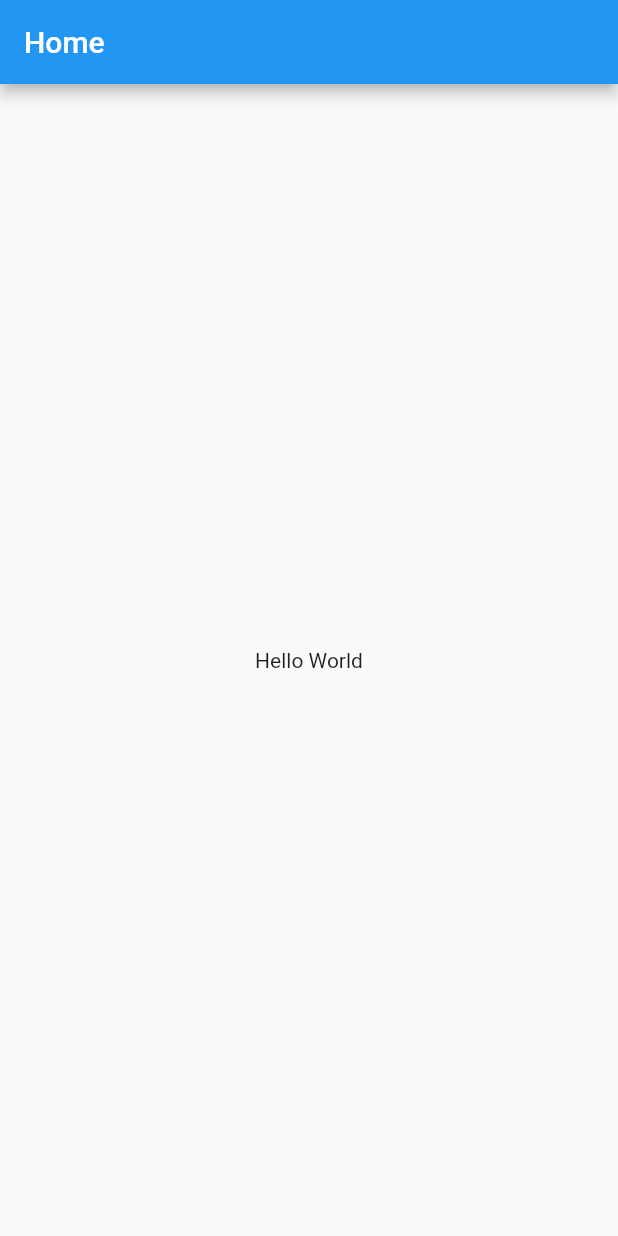
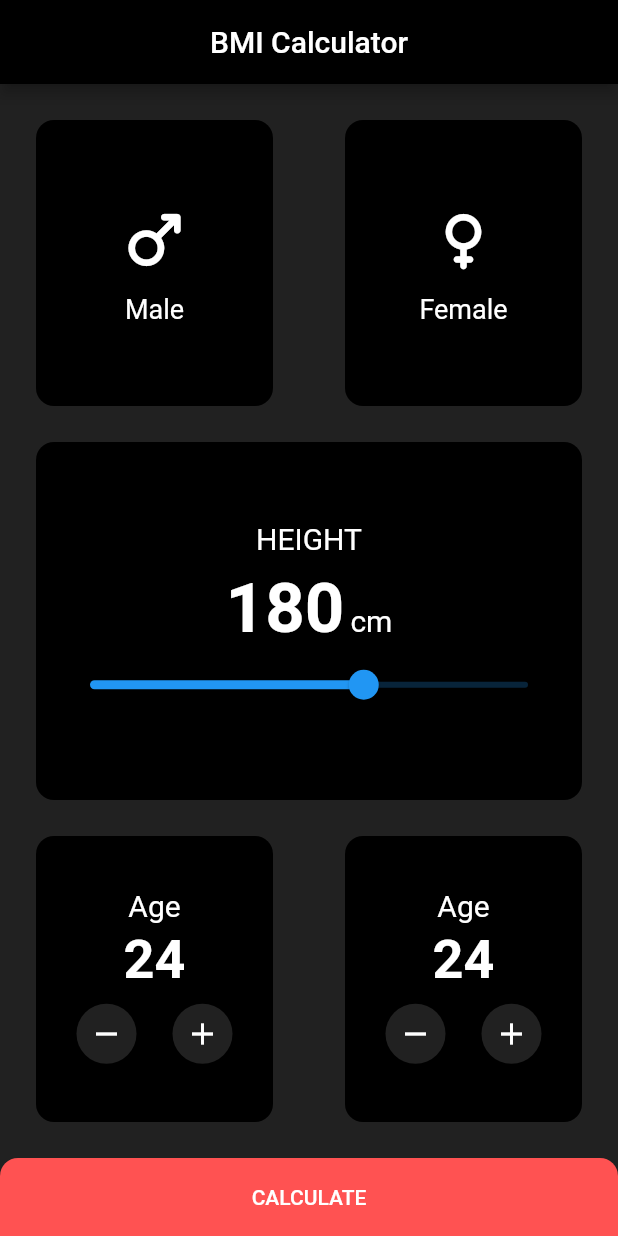
Before and after one commit to ojpro/flutter_learning_app, a Flutter app: the screen it shows after launch, on a phone screen of 412 x 824 dp. Run offline on Flutter 3.47's test engine with Material 2 defaults, Android fonts, the phone set to English and light mode, and no system bars.

Commit message:
🐯 Built the UI

```diff
--- /dev/null
+++ b/lib/bmi_calculator.dart
@@ -0,0 +1,286 @@
+import 'package:flutter/material.dart';
+import 'package:flutter/widgets.dart';
+
+class BMICalculator extends StatefulWidget {
+  @override
+  State<BMICalculator> createState() => _BMICalculatorState();
+}
+
+class _BMICalculatorState extends State<BMICalculator> {
+  @override
+  Widget build(BuildContext context) {
+    return Scaffold(
+      appBar: AppBar(
+        backgroundColor: Colors.black,
+        title: const Center(
+          child: Text("BMI Calculator"),
+        ),
+      ),
+      body: Container(
+        color: Colors.grey[900],
+        child: Column(
+          children: [
+            Expanded(
+              child: Padding(
+                padding: const EdgeInsets.all(24.0),
+                child: Row(
+                  children: [
+                    Expanded(
+                      child: Container(
+                        decoration: BoxDecoration(
+                          borderRadius: BorderRadius.circular(12),
+                          color: Colors.black,
+                        ),
+                        padding: const EdgeInsets.symmetric(vertical: 24),
+                        child: Column(
+                          mainAxisAlignment: MainAxisAlignment.center,
+                          children: const [
+                            Icon(
+                              Icons.male_rounded,
+                              color: Colors.white,
+                              size: 52,
+                            ),
+                            SizedBox(
+                              height: 10,
+                            ),
+                            Text(
+                              "Male",
+                              style:
+                                  TextStyle(color: Colors.white, fontSize: 18),
+                            ),
+                          ],
+                        ),
+                      ),
+                    ),
+                    const SizedBox(
+                      width: 48,
+                    ),
+                    Expanded(
+                      child: Container(
+                        decoration: BoxDecoration(
+                          borderRadius: BorderRadius.circular(12),
+                          color: Colors.black,
+                        ),
+                        padding: const EdgeInsets.symmetric(vertical: 24),
+                        child: Column(
+                          mainAxisAlignment: MainAxisAlignment.center,
+                          children: const [
+                            Icon(
+                              Icons.female_rounded,
+                              color: Colors.white,
+                              size: 52,
+                            ),
+                            SizedBox(
+                              height: 10,
+                            ),
+                            Text(
+                              "Female",
+                              style:
+                                  TextStyle(color: Colors.white, fontSize: 18),
+                            )
+                          ],
+                        ),
+                      ),
+                    ),
+                  ],
+                ),
+              ),
+            ),
+            Expanded(
+                child: Padding(
+              padding: const EdgeInsets.symmetric(horizontal: 24.0),
+              child: Container(
+                width: double.infinity,
+                padding: const EdgeInsetsDirectional.all(12.0),
+                decoration: BoxDecoration(
+                  borderRadius: BorderRadius.circular(12),
+                  color: Colors.black,
+                ),
+                child: Column(
+                  mainAxisAlignment: MainAxisAlignment.center,
+                  children: [
+                    const Text(
+                      "HEIGHT",
+                      style: TextStyle(
+                        color: Colors.white,
+                        fontSize: 20,
+                      ),
+                    ),
+                    const SizedBox(
+                      height: 8,
+                    ),
+                    Row(
+                      mainAxisAlignment: MainAxisAlignment.center,
+                      crossAxisAlignment: CrossAxisAlignment.baseline,
+                      textBaseline: TextBaseline.alphabetic,
+                      children: const [
+                        Text(
+                          "180",
+                          style: TextStyle(
+                              color: Colors.white,
+                              fontSize: 46,
+                              fontWeight: FontWeight.bold),
+                        ),
+                        SizedBox(
+                          width: 4,
+                        ),
+                        Text(
+                          "cm",
+                          style: TextStyle(
+                            color: Colors.white,
+                            fontSize: 20,
+                          ),
+                        ),
+                      ],
+                    ),
+                    Slider(
+                        value: 180.0,
+                        max: 240.0,
+                        min: 80.0,
+                        onChanged: (value) {
+                          print(value.round());
+                        })
+                  ],
+                ),
+              ),
+            )),
+            Expanded(
+              child: Padding(
+                padding: const EdgeInsets.all(24.0),
+                child: Row(
+                  children: [
+                    Expanded(
+                      child: Container(
+                        decoration: BoxDecoration(
+                          borderRadius: BorderRadius.circular(12),
+                          color: Colors.black,
+                        ),
+                        child: Column(
+                          mainAxisAlignment: MainAxisAlignment.center,
+                          children: [
+                            const Text(
+                              "Age",
+                              style: TextStyle(
+                                color: Colors.white,
+                                fontSize: 20,
+                              ),
+                            ),
+                            const SizedBox(
+                              height: 4,
+                            ),
+                            const Text(
+                              "24",
+                              style: TextStyle(
+                                  color: Colors.white,
+                                  fontSize: 36,
+                                  fontWeight: FontWeight.bold),
+                            ),
+                            const SizedBox(
+                              height: 4,
+                            ),
+                            Row(
+                              mainAxisAlignment: MainAxisAlignment.center,
+                              children: [
+                                FloatingActionButton(
+                                  backgroundColor: Colors.grey[900],
+                                  onPressed: () {},
+                                  child: Icon(Icons.remove),
+                                  mini: true,
+                                ),
+                                const SizedBox(
+                                  width: 16,
+                                ),
+                                FloatingActionButton(
+                                  backgroundColor: Colors.grey[900],
+                                  onPressed: () {},
+                                  child: Icon(Icons.add),
+                                  mini: true,
+                                ),
+                              ],
+                            ),
+                          ],
+                        ),
+                      ),
+                    ),
+                    const SizedBox(
+                      width: 48,
+                    ),
+                    Expanded(
+                      child: Container(
+                        decoration: BoxDecoration(
+                          borderRadius: BorderRadius.circular(12),
+                          color: Colors.black,
+                        ),
+                        child: Column(
+                          mainAxisAlignment: MainAxisAlignment.center,
+                          children: [
+                            const Text(
+                              "Age",
+                              style: TextStyle(
+                                color: Colors.white,
+                                fontSize: 20,
+                              ),
+                            ),
+                            const SizedBox(
+                              height: 4,
+                            ),
+                            const Text(
+                              "24",
+                              style: TextStyle(
+                                  color: Colors.white,
+                                  fontSize: 36,
+                                  fontWeight: FontWeight.bold),
+                            ),
+                            const SizedBox(
+                              height: 4,
+                            ),
+                            Row(
+                              mainAxisAlignment: MainAxisAlignment.center,
+                              children: [
+                                FloatingActionButton(
+                                  backgroundColor: Colors.grey[900],
+                                  onPressed: () {},
+                                  child: Icon(Icons.remove),
+                                  mini: true,
+                                ),
+                                const SizedBox(
+                                  width: 16,
+                                ),
+                                FloatingActionButton(
+                                  backgroundColor: Colors.grey[900],
+                                  onPressed: () {},
+                                  child: Icon(Icons.add),
+                                  mini: true,
+                                ),
+                              ],
+                            ),
+                          ],
+                        ),
+                      ),
+                    ),
+                  ],
+                ),
+              ),
+            ),
+            Container(
+              decoration: const BoxDecoration(
+                borderRadius:
+                    BorderRadiusDirectional.vertical(top: Radius.circular(12)),
+                color: Colors.redAccent,
+              ),
+              child: MaterialButton(
+                minWidth: double.infinity,
+                height: 52,
+                onPressed: () {},
+                child: const Text(
+                  "CALCULATE",
+                  style: TextStyle(color: Colors.white),
+                ),
+              ),
+            )
+          ],
+        ),
+      ),
+    );
+  }
+}
--- a/lib/main.dart
+++ b/lib/main.dart
@@ -1,4 +1,5 @@
 import 'package:flutter/material.dart';
+import 'package:flutter_learning_app/bmi_calculator.dart';
 
 void main() {
   runApp(MyApp());
@@ -8,27 +9,7 @@ class MyApp extends StatelessWidget {
   @override
   Widget build(BuildContext context) {
     return MaterialApp(
-      home: Scaffold(
-        appBar: AppBar(
-          title: const Text(
-            "Home",
-          ),
-        ),
-        body: SafeArea(
-          child: SizedBox(
-            width: double.infinity,
-            child: Column(
-              crossAxisAlignment: CrossAxisAlignment.center,
-              mainAxisAlignment: MainAxisAlignment.center,
-              children: const [
-                Text(
-                  "Hello World",
-                ),
-              ],
-            ),
-          ),
-        ),
-      ),
+      home: BMICalculator(),
     );
   }
 }
```
